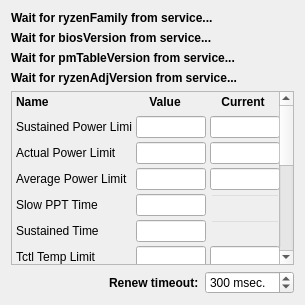
The window that CtrlInfoWidget.ui (xodj/RyzenAdjCtrl) describes before a commit, drawn with Qt 5.
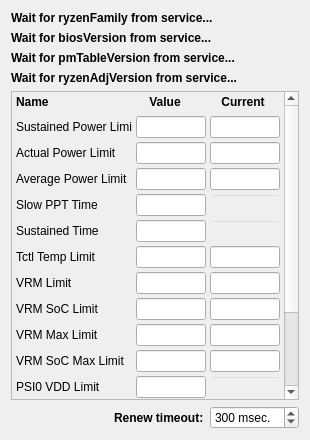
The same window after the commit. Custom widgets are drawn as their Qt base class.

What changed in the file:
```diff
--- a/CtrlInfoWidget.ui
+++ b/CtrlInfoWidget.ui
@@ -6,14 +6,14 @@
    <rect>
     <x>0</x>
     <y>0</y>
-    <width>305</width>
-    <height>305</height>
+    <width>310</width>
+    <height>440</height>
    </rect>
   </property>
   <property name="minimumSize">
    <size>
-    <width>305</width>
-    <height>305</height>
+    <width>310</width>
+    <height>310</height>
    </size>
   </property>
   <property name="windowTitle">
@@ -91,9 +91,9 @@
       <property name="geometry">
        <rect>
         <x>0</x>
-        <y>-21</y>
+        <y>0</y>
         <width>274</width>
-        <height>450</height>
+        <height>420</height>
        </rect>
       </property>
       <layout class="QVBoxLayout" name="verticalLayout_2">
```
